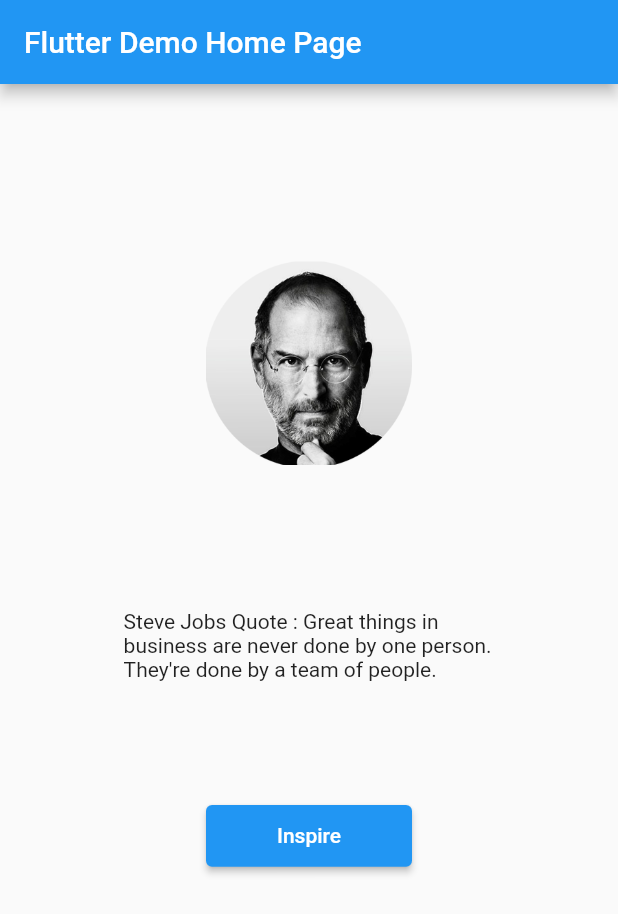
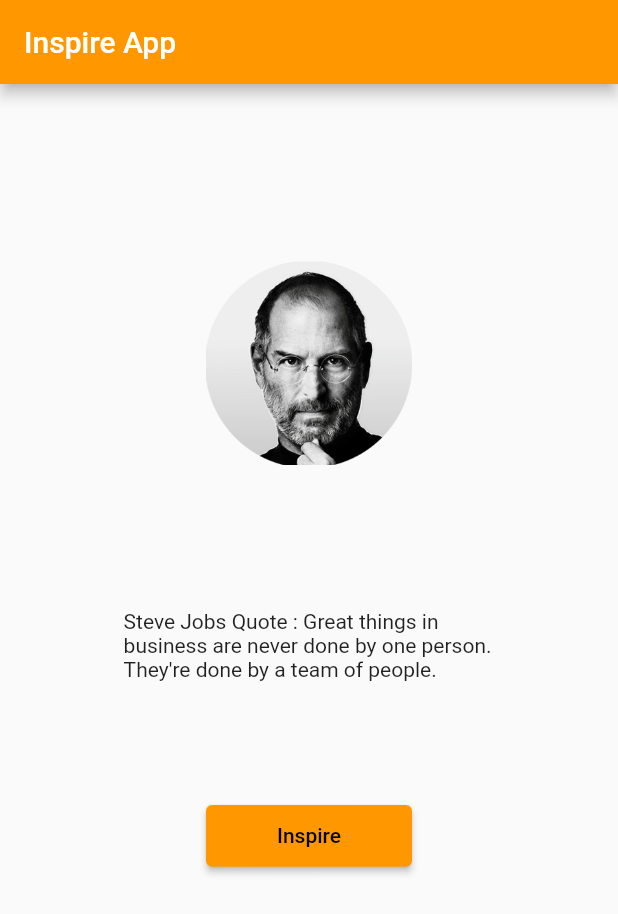
Before and after one commit to yagizdo/InspireApp, a Flutter app: the screen it shows after launch, after a tap on "Inspire", on a phone screen of 412 x 824 dp. Shown: the top 914 px of the screen. Run offline on Flutter 3.47's test engine with Material 2 defaults, Android fonts, the phone set to English and light mode, and no system bars.

Commit message:
Added App

```diff
--- a/lib/main.dart
+++ b/lib/main.dart
@@ -12,12 +12,12 @@
   @override
   Widget build(BuildContext context) {
     return MaterialApp(
-      title: 'Flutter Demo',
+      title: 'Inspire App',
       debugShowCheckedModeBanner: false,
       theme: ThemeData(
-        primarySwatch: Colors.blue,
+        primarySwatch: Colors.orange,
       ),
-      home: const MyHomePage(title: 'Flutter Demo Home Page'),
+      home: const MyHomePage(title: 'Inspire App'),
     );
   }
 }
@@ -48,7 +48,7 @@
     'Innovation distinguishes between a leader and a follower.',
     'Design is not just what it looks like and feels like. Design is how it works.'
   ];
-  String text = '';
+  String text = 'Click Button';
   @override
   Widget build(BuildContext context) {
     var screenInfo = MediaQuery.of(context);
@@ -57,7 +57,10 @@
 
     return Scaffold(
         appBar: AppBar(
-          title: Text(widget.title),
+          title: Text(
+            widget.title,
+            style: TextStyle(color: Colors.white),
+          ),
         ),
         body: Center(
           child: Column(
@@ -94,9 +97,9 @@
                       onPressed: () {
                         setState(() {
                           int number = rnd.nextInt(quotes.length);
-                          String test = quotes[number];
+                          text = quotes[number];
 
-                          text = '$test';
+                          text = '$text';
                         });
                       },
                       child: Text('Inspire')),
```
Also changed, not shown: 3 other files.
